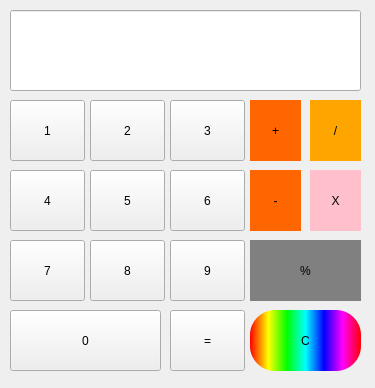
keyldev/QT_Calculator, file temple_calculator/calculator.ui: the form before one commit.
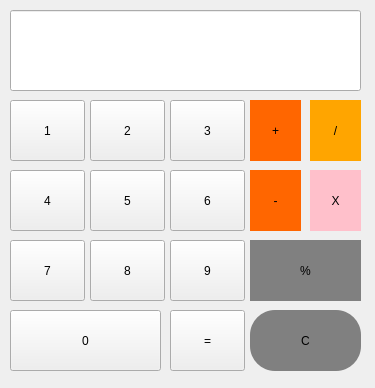
The form after the commit.

The edit to the form file:
```diff
--- a/temple_calculator/calculator.ui
+++ b/temple_calculator/calculator.ui
@@ -279,7 +279,7 @@
     <string notr="true">QPushButton
 {
 border-radius: 25;
-background-color: qlineargradient(spread:pad, x1:0, y1:0, x2:1, y2:0, stop:0 rgba(255, 0, 0, 255), stop:0.166 rgba(255, 255, 0, 255), stop:0.333 rgba(0, 255, 0, 255), stop:0.5 rgba(0, 255, 255, 255), stop:0.666 rgba(0, 0, 255, 255), stop:0.833 rgba(255, 0, 255, 255), stop:1 rgba(255, 0, 0, 255))
+background-color:grey;
 }
 </string>
    </property>
```
Left out of the diff: 3 changed lines with no effect on the pictures.
